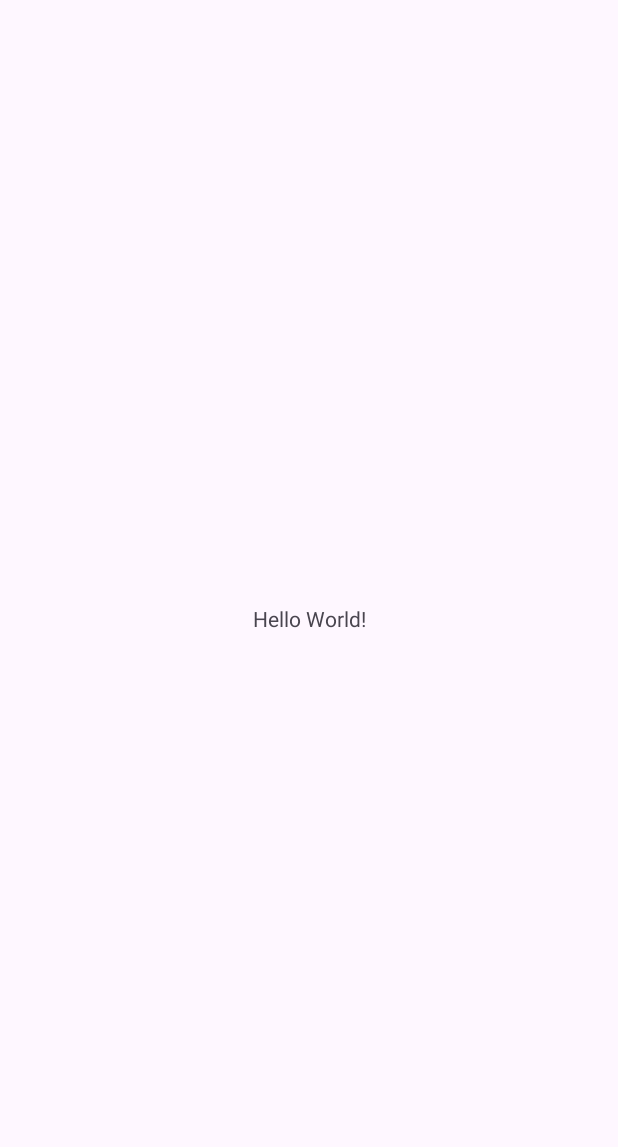
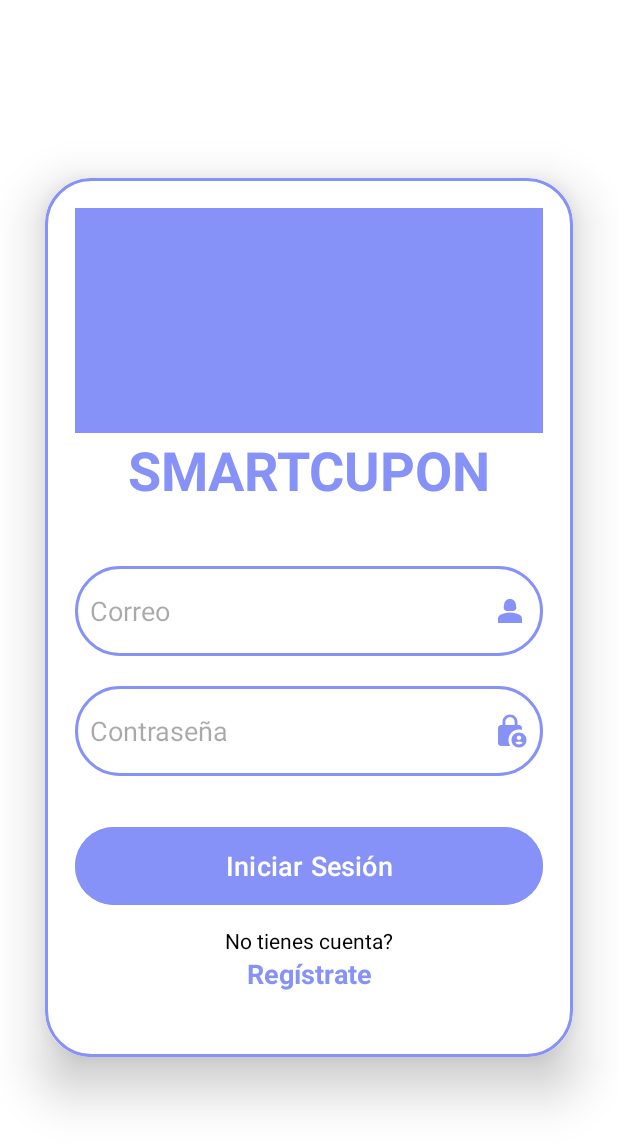
Before and after one commit to WacamoleBit/Smartcupon-movil, an Android app: the screen it shows after launch (MainActivity), on a phone screen of 412 x 824 dp. Before the commit the part shown is almost empty. Shown: the top 1147 px of the screen. Run offline under Robolectric (Android 15) with nearby library versions, the phone set to English and light mode, and no system bars.

Commit message:
Se agregaron pojos, carpetas, se diseño la pantalla de inicio de sesion, hacer cambios a los colores

```diff
--- a/app/build.gradle.kts
+++ b/app/build.gradle.kts
@@ -30,6 +30,10 @@ android {
     kotlinOptions {
         jvmTarget = "1.8"
     }
+
+    buildFeatures{
+        viewBinding = true
+    }
 }
 
 dependencies {
--- a/app/src/main/java/mx/uv/smartcupon/MainActivity.kt
+++ b/app/src/main/java/mx/uv/smartcupon/MainActivity.kt
@@ -2,10 +2,31 @@ package mx.uv.smartcupon
 
 import androidx.appcompat.app.AppCompatActivity
 import android.os.Bundle
+import android.view.View
+import android.widget.EditText
+import android.widget.Toast
 
 class MainActivity : AppCompatActivity() {
     override fun onCreate(savedInstanceState: Bundle?) {
         super.onCreate(savedInstanceState)
         setContentView(R.layout.activity_main)
+
+
     }
+
+
+    fun btnIniciarSesion(view: View): Unit{
+
+        var etCorreo = findViewById<EditText>(R.id.edtCorreo)
+        var etPassword = findViewById<EditText>(R.id.etpPassword)
+
+        var mostrarMensaje = Toast.makeText(this, "Hola "+ etCorreo.text, Toast.LENGTH_LONG).show()
+
+    }
+
+    fun btnRegistrar(view: View): Unit{
+        var mostrarMensaje = Toast.makeText(this, "Vamos a registrarte", Toast.LENGTH_LONG).show()
+    }
+
+
 }
--- /dev/null
+++ b/app/src/main/java/mx/uv/smartcupon/modelo/Conexion.kt
@@ -0,0 +1,7 @@
+package mx.uv.smartcupon.modelo
+
+class Conexion {
+
+
+
+}
--- /dev/null
+++ b/app/src/main/java/mx/uv/smartcupon/modelo/poko/Cliente.kt
@@ -0,0 +1,14 @@
+package mx.uv.smartcupon.modelo.poko
+
+data class Cliente(
+    private var id: Int? = null,
+    private var nombre: String? = null,
+    private var apellidoPaterno: String? = null,
+    private var apellidoMaterno: String? = null,
+    private var telefono: String? = null,
+    private var email: String? = null,
+    private var direccion: Int? = null,
+    private var fechaNacimiento: String? = null,
+    private var password: String? = null
+) {
+}
--- /dev/null
+++ b/app/src/main/java/mx/uv/smartcupon/modelo/poko/Direccion.kt
@@ -0,0 +1,14 @@
+package mx.uv.smartcupon.modelo.poko
+
+data class Direccion(
+    private var idDireccion:Int? = null,
+    private var calle:String? = null,
+    private var numero: Int? = null,
+    private var colonia: String? = null,
+    private var codigoPostal: String? = null,
+    private var ciudad: Int? = null,
+    private var tipodireccion: Int? = null,
+    private var estado: Int? = null,
+) {
+
+}
--- /dev/null
+++ b/app/src/main/java/mx/uv/smartcupon/modelo/poko/Mensaje.kt
@@ -0,0 +1,6 @@
+package mx.uv.smartcupon.modelo.poko
+
+data class Mensaje(private var error:Boolean? = null,
+                   private var mensaje: String? = null  ) {
+
+}
--- /dev/null
+++ b/app/src/main/res/drawable/baseline_lock_person_24.xml
@@ -0,0 +1,6 @@
+<vector android:height="24dp" android:tint="@color/lavender"
+    android:viewportHeight="24" android:viewportWidth="24"
+    android:width="24dp" xmlns:android="http://schemas.android.com/apk/res/android">
+    <path android:fillColor="@android:color/white" android:pathData="M18,11c0.7,0 1.37,0.1 2,0.29V10c0,-1.1 -0.9,-2 -2,-2h-1V6c0,-2.76 -2.24,-5 -5,-5S7,3.24 7,6v2H6c-1.1,0 -2,0.9 -2,2v10c0,1.1 0.9,2 2,2h6.26C11.47,20.87 11,19.49 11,18C11,14.13 14.13,11 18,11zM8.9,6c0,-1.71 1.39,-3.1 3.1,-3.1s3.1,1.39 3.1,3.1v2H8.9V6z"/>
+    <path android:fillColor="@android:color/white" android:pathData="M18,13c-2.76,0 -5,2.24 -5,5s2.24,5 5,5s5,-2.24 5,-5S20.76,13 18,13zM18,15c0.83,0 1.5,0.67 1.5,1.5S18.83,18 18,18s-1.5,-0.67 -1.5,-1.5S17.17,15 18,15zM18,21c-1.03,0 -1.94,-0.52 -2.48,-1.32C16.25,19.26 17.09,19 18,19s1.75,0.26 2.48,0.68C19.94,20.48 19.03,21 18,21z"/>
+</vector>
--- /dev/null
+++ b/app/src/main/res/drawable/baseline_person_2_24.xml
@@ -0,0 +1,6 @@
+<vector android:height="24dp" android:tint="@color/lavender"
+    android:viewportHeight="24" android:viewportWidth="24"
+    android:width="24dp" xmlns:android="http://schemas.android.com/apk/res/android">
+    <path android:fillColor="@android:color/white" android:pathData="M18.39,14.56C16.71,13.7 14.53,13 12,13c-2.53,0 -4.71,0.7 -6.39,1.56C4.61,15.07 4,16.1 4,17.22V20h16v-2.78C20,16.1 19.39,15.07 18.39,14.56z"/>
+    <path android:fillColor="@android:color/white" android:pathData="M9.78,12h4.44c1.21,0 2.14,-1.06 1.98,-2.26l-0.32,-2.45C15.57,5.39 13.92,4 12,4S8.43,5.39 8.12,7.29L7.8,9.74C7.64,10.94 8.57,12 9.78,12z"/>
+</vector>
--- /dev/null
+++ b/app/src/main/res/drawable/custom_edittext.xml
@@ -0,0 +1,11 @@
+<?xml version="1.0" encoding="utf-8"?>
+<shape xmlns:android="http://schemas.android.com/apk/res/android"
+    android:shape="rectangle">
+
+    <stroke
+        android:width="2dp"
+        android:color="@color/lavender"/>
+
+    <corners
+        android:radius="30dp"/>
+</shape>
--- a/app/src/main/res/layout/activity_main.xml
+++ b/app/src/main/res/layout/activity_main.xml
@@ -1,18 +1,106 @@
 <?xml version="1.0" encoding="utf-8"?>
-<androidx.constraintlayout.widget.ConstraintLayout xmlns:android="http://schemas.android.com/apk/res/android"
+<LinearLayout xmlns:android="http://schemas.android.com/apk/res/android"
     xmlns:app="http://schemas.android.com/apk/res-auto"
     xmlns:tools="http://schemas.android.com/tools"
     android:layout_width="match_parent"
     android:layout_height="match_parent"
+    android:background="#FFFFFFFF"
+    android:gravity="center"
+    android:orientation="vertical"
     tools:context=".MainActivity">
 
-    <TextView
-        android:layout_width="wrap_content"
+    <androidx.cardview.widget.CardView
+        android:layout_width="match_parent"
         android:layout_height="wrap_content"
-        android:text="Hello World!"
-        app:layout_constraintBottom_toBottomOf="parent"
-        app:layout_constraintEnd_toEndOf="parent"
-        app:layout_constraintStart_toStartOf="parent"
-        app:layout_constraintTop_toTopOf="parent" />
+        android:layout_margin="30dp"
+        app:cardCornerRadius="30dp"
+        app:cardElevation="20dp">
 
-</androidx.constraintlayout.widget.ConstraintLayout>
+        <LinearLayout
+            android:layout_width="match_parent"
+            android:layout_height="wrap_content"
+            android:layout_gravity="center_horizontal"
+            android:background="@drawable/custom_edittext"
+            android:orientation="vertical"
+            android:padding="20dp">
+
+            <ImageView
+                android:layout_width="match_parent"
+                android:layout_height="150dp"
+                android:background="@color/lavender" />
+
+            <TextView
+
+                android:id="@+id/tituloText"
+                android:layout_width="match_parent"
+                android:layout_height="wrap_content"
+                android:text="SMARTCUPON"
+                android:textAlignment="center"
+                android:textColor="@color/lavender"
+                android:textSize="36sp"
+                android:textStyle="bold" />
+
+            <EditText
+                android:id="@+id/edtCorreo"
+                android:layout_width="match_parent"
+                android:layout_height="60dp"
+                android:layout_marginTop="40dp"
+                android:background="@drawable/custom_edittext"
+                android:drawableRight="@drawable/baseline_person_2_24"
+                android:drawablePadding="8dp"
+                android:hint="Correo"
+                android:padding="10sp"
+                android:textColor="@color/black"/>
+
+            <EditText
+                android:id="@+id/etpPassword"
+                android:layout_width="match_parent"
+                android:layout_height="60dp"
+                android:layout_marginTop="20dp"
+                android:background="@drawable/custom_edittext"
+                android:drawableRight="@drawable/baseline_lock_person_24"
+                android:drawablePadding="5dp"
+                android:hint="Contraseña"
+                android:inputType="textPassword"
+                android:padding="10dp"
+                android:textColor="@color/black" />
+
+            <Button
+                android:id="@+id/btnIniciarSesion"
+                android:layout_width="match_parent"
+                android:layout_height="60dp"
+                android:layout_marginTop="30dp"
+                android:backgroundTint="@color/lavender"
+                android:onClick="btnIniciarSesion"
+                android:text="Iniciar Sesión"
+                android:textSize="18sp"/>
+
+            <TextView
+                android:layout_width="match_parent"
+                android:layout_height="wrap_content"
+                android:layout_marginTop="10dp"
+                android:text="No tienes cuenta?"
+                android:textAlignment="center"
+                android:textColor="@color/black"
+                android:textSize="14sp"/>
+
+            <TextView
+                android:id="@+id/tvRegistrarse"
+                android:layout_width="match_parent"
+                android:layout_height="wrap_content"
+                android:minHeight="48dp"
+                android:onClick="btnRegistrar"
+                android:text="Regístrate"
+                android:textAlignment="center"
+                android:textColor="@color/lavender"
+                android:textSize="18sp"
+                android:textStyle="bold|normal" />
+
+
+        </LinearLayout>
+
+
+    </androidx.cardview.widget.CardView>
+
+
+</LinearLayout>
--- a/app/src/main/res/values/colors.xml
+++ b/app/src/main/res/values/colors.xml
@@ -2,4 +2,6 @@
 <resources>
     <color name="black">#FF000000</color>
     <color name="white">#FFFFFFFF</color>
+    <color name="lavender">#8692f7
+     </color>
 </resources>
--- a/app/src/main/res/values/themes.xml
+++ b/app/src/main/res/values/themes.xml
@@ -2,7 +2,9 @@
     <!-- Base application theme. -->
     <style name="Base.Theme.Smartcupon" parent="Theme.Material3.DayNight.NoActionBar">
         <!-- Customize your light theme here. -->
-        <!-- <item name="colorPrimary">@color/my_light_primary</item> -->
+        <item name="colorPrimary">@color/lavender</item>
+        <item name="android:statusBarColor">?attr/colorPrimaryVariant</item>
+
     </style>
 
     <style name="Theme.Smartcupon" parent="Base.Theme.Smartcupon" />
```
